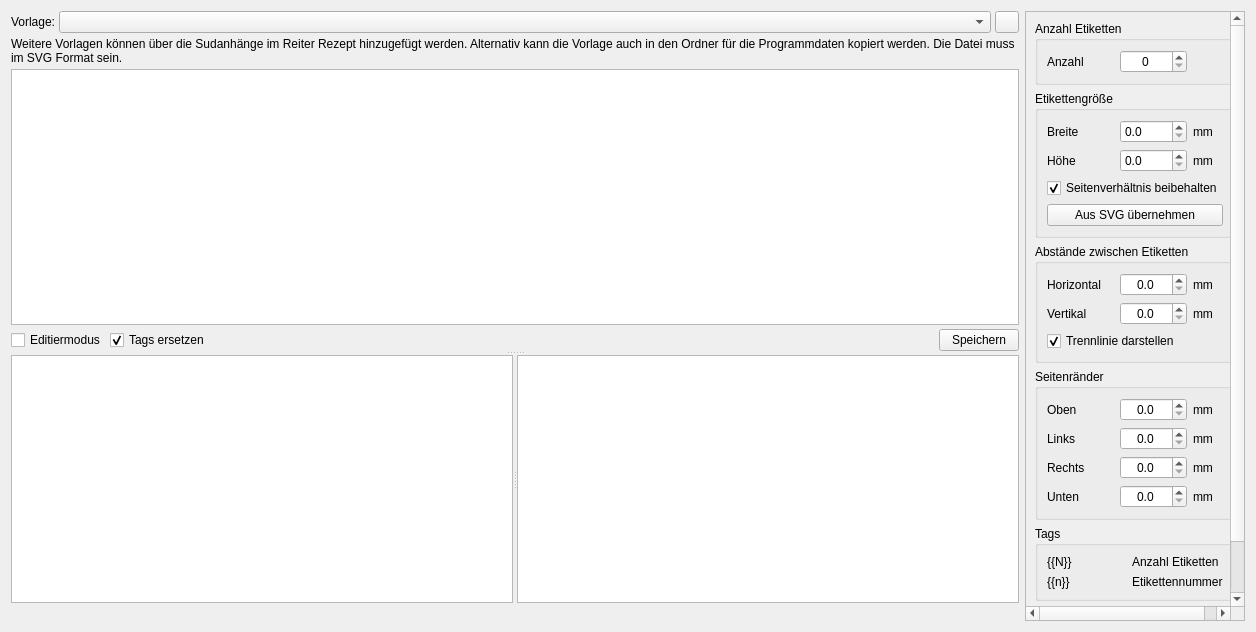
Above: kleiner-brauhelfer/tabetikette.ui from kleiner-brauhelfer/kleiner-brauhelfer-2 before the change. Below: the same form after it.
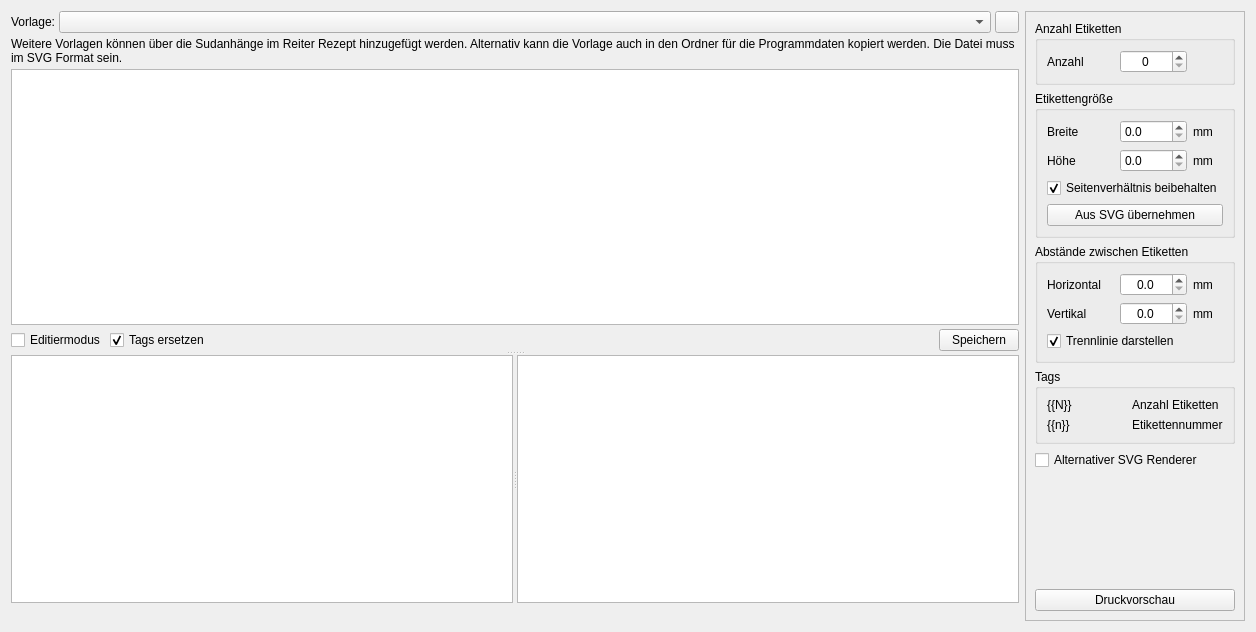
That is the form after the change. Icons and pictures are not drawn. Custom widgets are drawn as their Qt base class.

Diff of the .ui file:
```diff
--- a/kleiner-brauhelfer/tabetikette.ui
+++ b/kleiner-brauhelfer/tabetikette.ui
@@ -454,171 +454,6 @@
          </layout>
         </widget>
        </item>
-       <item>
-        <widget class="QGroupBox" name="groupBox_21">
-         <property name="title">
-          <string>Seitenränder</string>
-         </property>
-         <layout class="QGridLayout" name="gridLayout">
-          <item row="0" column="0">
-           <widget class="QLabel" name="label_72">
-            <property name="text">
-             <string>Oben</string>
-            </property>
-           </widget>
-          </item>
-          <item row="2" column="0">
-           <widget class="QLabel" name="label_74">
-            <property name="text">
-             <string>Rechts</string>
-            </property>
-           </widget>
-          </item>
-          <item row="3" column="0">
-           <widget class="QLabel" name="label_75">
-            <property name="text">
-             <string>Unten</string>
-            </property>
-           </widget>
-          </item>
-          <item row="0" column="2">
-           <widget class="QLabel" name="label">
-            <property name="minimumSize">
-             <size>
-              <width>30</width>
-              <height>0</height>
-             </size>
-            </property>
-            <property name="maximumSize">
-             <size>
-              <width>30</width>
-              <height>16777215</height>
-             </size>
-            </property>
-            <property name="text">
-             <string>mm</string>
-            </property>
-           </widget>
-          </item>
-          <item row="3" column="2">
-           <widget class="QLabel" name="label_4">
-            <property name="minimumSize">
-             <size>
-              <width>30</width>
-              <height>0</height>
-             </size>
-            </property>
-            <property name="maximumSize">
-             <size>
-              <width>30</width>
-              <height>16777215</height>
-             </size>
-            </property>
-            <property name="text">
-             <string>mm</string>
-            </property>
-           </widget>
-          </item>
-          <item row="1" column="0">
-           <widget class="QLabel" name="label_73">
-            <property name="text">
-             <string>Links</string>
-            </property>
-           </widget>
-          </item>
-          <item row="2" column="2">
-           <widget class="QLabel" name="label_3">
-            <property name="minimumSize">
-             <size>
-              <width>30</width>
-              <height>0</height>
-             </size>
-            </property>
-            <property name="maximumSize">
-             <size>
-              <width>30</width>
-              <height>16777215</height>
-             </size>
-            </property>
-            <property name="text">
-             <string>mm</string>
-            </property>
-           </widget>
-          </item>
-          <item row="1" column="2">
-           <widget class="QLabel" name="label_2">
-            <property name="minimumSize">
-             <size>
-              <width>30</width>
-              <height>0</height>
-             </size>
-            </property>
-            <property name="maximumSize">
-             <size>
-              <width>30</width>
-              <height>16777215</height>
-             </size>
-            </property>
-            <property name="text">
-             <string>mm</string>
-            </property>
-           </widget>
-          </item>
-          <item row="1" column="1">
-           <widget class="DoubleSpinBox" name="tbRandLinks">
-            <property name="toolTip">
-             <string>&lt;html&gt;&lt;head/&gt;&lt;body&gt;&lt;p&gt;Hier wird der Abstand zum Papierrand &lt;span style=&quot; font-weight:600;&quot;&gt;links &lt;/span&gt;festgelegt.&lt;/p&gt;&lt;/body&gt;&lt;/html&gt;</string>
-            </property>
-            <property name="alignment">
-             <set>Qt::AlignCenter</set>
-            </property>
-            <property name="decimals">
-             <number>1</number>
-            </property>
-           </widget>
-          </item>
-          <item row="0" column="1">
-           <widget class="DoubleSpinBox" name="tbRandOben">
-            <property name="toolTip">
-             <string>&lt;html&gt;&lt;head/&gt;&lt;body&gt;&lt;p&gt;Hier wird der Abstand zum Papierrand &lt;span style=&quot; font-weight:600;&quot;&gt;oben &lt;/span&gt;festgelegt.&lt;/p&gt;&lt;/body&gt;&lt;/html&gt;</string>
-            </property>
-            <property name="alignment">
-             <set>Qt::AlignCenter</set>
-            </property>
-            <property name="decimals">
-             <number>1</number>
-            </property>
-           </widget>
-          </item>
-          <item row="2" column="1">
-           <widget class="DoubleSpinBox" name="tbRandRechts">
-            <property name="toolTip">
-             <string>&lt;html&gt;&lt;head/&gt;&lt;body&gt;&lt;p&gt;Hier wird der Abstand zum Papierrand &lt;span style=&quot; font-weight:600;&quot;&gt;rechts &lt;/span&gt;festgelegt.&lt;/p&gt;&lt;/body&gt;&lt;/html&gt;</string>
-            </property>
-            <property name="alignment">
-             <set>Qt::AlignCenter</set>
-            </property>
-            <property name="decimals">
-             <number>1</number>
-            </property>
-           </widget>
-          </item>
-          <item row="3" column="1">
-           <widget class="DoubleSpinBox" name="tbRandUnten">
-            <property name="toolTip">
-             <string>&lt;html&gt;&lt;head/&gt;&lt;body&gt;&lt;p&gt;Hier wird der Abstand zum Papierrand &lt;span style=&quot; font-weight:600;&quot;&gt;unten &lt;/span&gt;festgelegt.&lt;/p&gt;&lt;/body&gt;&lt;/html&gt;</string>
-            </property>
-            <property name="alignment">
-             <set>Qt::AlignCenter</set>
-            </property>
-            <property name="decimals">
-             <number>1</number>
-            </property>
-           </widget>
-          </item>
-         </layout>
-        </widget>
-       </item>
        <item>
         <widget class="QGroupBox" name="groupBox_3">
          <property name="title">
```
Left out of the diff: 4 changed lines with no effect on the pictures.
